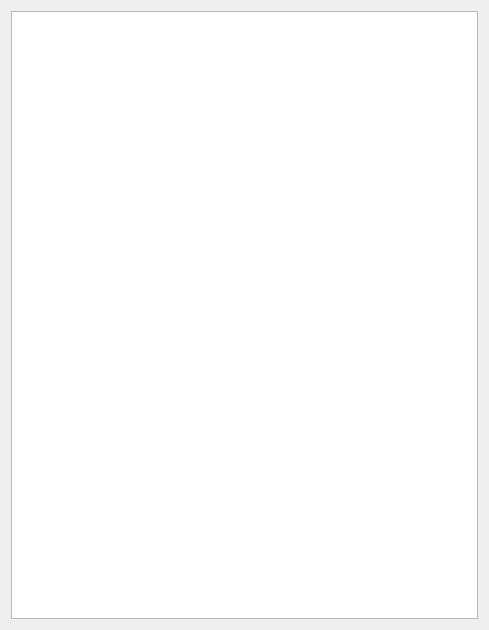
TSE-Systems/tse-analytics, file tse_analytics/views/selection/variables/variables_widget.ui: the form before one commit.
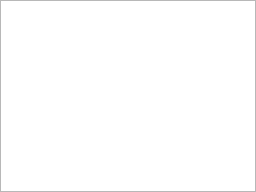
The form after the commit.

Commit message: WIP: major redesign of variables objects (outliers detection, aggregation operations, etc.)

```diff
--- a/tse_analytics/views/selection/variables/variables_widget.ui
+++ b/tse_analytics/views/selection/variables/variables_widget.ui
@@ -2,18 +2,22 @@
 <ui version="4.0">
  <class>VariablesWidget</class>
  <widget class="QWidget" name="VariablesWidget">
-  <property name="geometry">
-   <rect>
-    <x>0</x>
-    <y>0</y>
-    <width>489</width>
-    <height>630</height>
-   </rect>
-  </property>
-  <property name="windowTitle">
-   <string>Form</string>
-  </property>
   <layout class="QVBoxLayout" name="verticalLayout">
+   <property name="spacing">
+    <number>0</number>
+   </property>
+   <property name="leftMargin">
+    <number>0</number>
+   </property>
+   <property name="topMargin">
+    <number>0</number>
+   </property>
+   <property name="rightMargin">
+    <number>0</number>
+   </property>
+   <property name="bottomMargin">
+    <number>0</number>
+   </property>
    <item>
     <widget class="QTableView" name="tableView">
      <property name="editTriggers">
@@ -25,6 +29,9 @@
      <property name="sortingEnabled">
       <bool>true</bool>
      </property>
+     <attribute name="verticalHeaderMinimumSectionSize">
+      <number>20</number>
+     </attribute>
      <attribute name="verticalHeaderDefaultSectionSize">
       <number>20</number>
      </attribute>
```
Left out of the diff: 7 changed lines with no effect on the pictures. The commit also changes 38 other files.
